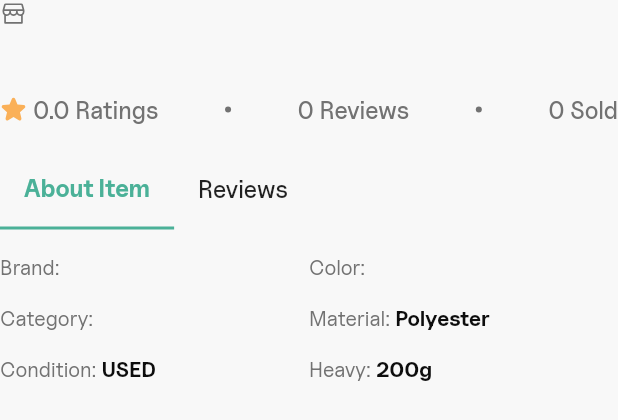
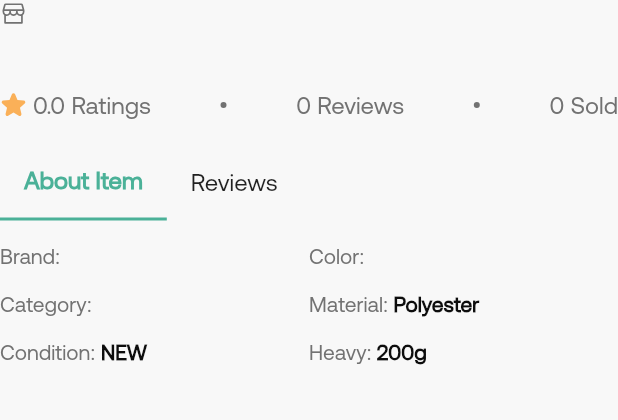
Before and after one commit to Iamstanlee/tokosmile, a Flutter app: the _SectionTwo widget shown alone on an empty page, opened directly with empty values, on a phone screen of 412 x 824 dp. Shown: the top 420 px of the screen. Run offline on Flutter 3.47's test engine with Material 2 defaults, Android fonts, the phone set to English and light mode, and no system bars; our stand-ins replace phosphor_flutter.

```diff
--- a/lib/app/product_info/product_info_page.dart
+++ b/lib/app/product_info/product_info_page.dart
@@ -254,7 +254,7 @@ class _SectionTwo extends StatelessWidget {
               children: <Widget>[
                 _TableCell(
                   title: "Condition",
-                  description: 'USED',
+                  description: 'NEW',
                 ),
                 _TableCell(
                   title: "Heavy",
@@ -324,7 +324,7 @@ class _BottomSheetButton extends StatelessWidget {
                         PhosphorIcon(
                           PhosphorIcons.regular.shoppingBag,
                           color: TokoColor.grey0,
-                          size: 18,
+                          size: 16,
                         ),
                         const SizedBox(width: TokoSpacing.xs),
                         Text(
--- a/lib/core/constant.dart
+++ b/lib/core/constant.dart
@@ -3,5 +3,5 @@ class TokoConstants {
 
   static bool get showDebugCheckBanner => false;
 
-  static String get primaryTypeface => 'Uncut-Sans';
+  static String get primaryTypeface => 'AeonikTRIAL';
 }
--- a/pubspec.yaml
+++ b/pubspec.yaml
@@ -25,6 +25,6 @@ flutter:
     - res/images/
 
   fonts:
-    - family: Uncut-Sans
+    - family: AeonikTRIAL
       fonts:
-        - asset: res/fonts/Uncut-Sans-Variable.ttf
+        - asset: res/fonts/AeonikTRIAL.otf
```
Also changed, not shown: preview/s1.png, preview/s2.png, preview/s3.png, res/fonts/AeonikTRIAL.otf (added), res/fonts/Uncut-Sans-Variable.ttf (deleted), 1 other file.
